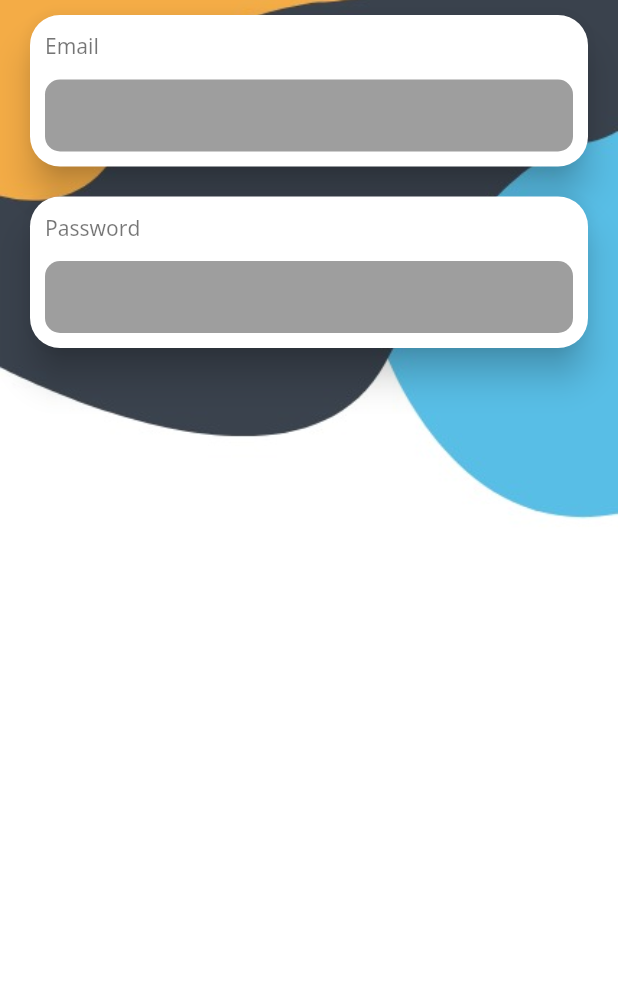
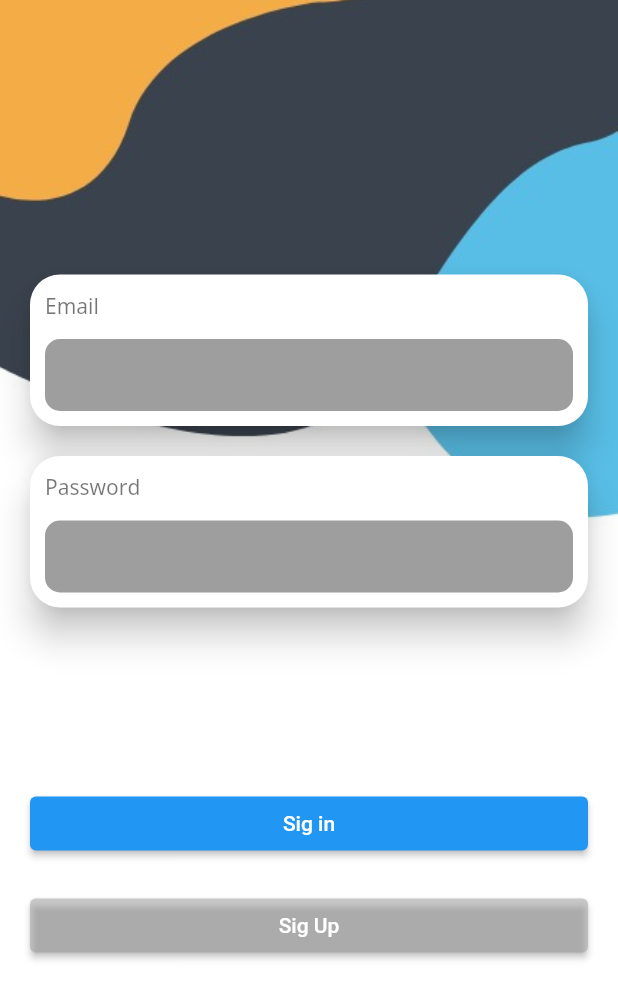
Before and after one commit to PNewBig/weeky-vote, a Flutter app: the screen it shows after launch, on a phone screen of 412 x 824 dp. Shown: the top 999 px of the screen. Run offline on Flutter 3.47's test engine with Material 2 defaults, Android fonts, the phone set to English and light mode, and no system bars.

Commit message:
main screen finish

```diff
--- a/lib/Presentation/Screen/LogInScreen.dart
+++ b/lib/Presentation/Screen/LogInScreen.dart
@@ -1,4 +1,5 @@
 import 'package:flutter/material.dart';
+import 'package:weeky_vote/Presentation/Screen/HomeScreen.dart';
 import 'package:weeky_vote/Presentation/Screen/RegisterScreen.dart';
 
 import '../widget/BuildForm.dart';
@@ -15,14 +16,28 @@ class LogInScreen extends StatelessWidget {
                 image: AssetImage("asset/Image/background.jpeg"),
                 fit: BoxFit.cover)),
         child: Form(
-          child: Positioned(
-            child: Column(
-                crossAxisAlignment: CrossAxisAlignment.start,
-                children: [
-                  BuildForm(text: "Email"),
-                  BuildForm(text: "Password")
-                ]),
-          ),
+          child:
+              Column(mainAxisAlignment: MainAxisAlignment.center, children: [
+            BuildForm(text: "Email"),
+            BuildForm(text: "Password"),
+            SizedBox(
+              height: 100,
+            ),
+            Container(
+                width: double.infinity,
+                margin: const EdgeInsets.symmetric(vertical: 10, horizontal: 20),
+                child: ElevatedButton(child: Text("Sig in"), onPressed: () {
+                  Navigator.of(context).pushNamed(HomeScreen.routeName);
+                })),
+            Container(
+                width: double.infinity,
+                margin: const EdgeInsets.symmetric(vertical: 10, horizontal: 20),
+                child: ElevatedButton(
+                  style: ElevatedButton.styleFrom(backgroundColor: Colors.grey.withOpacity(0.5)),
+                  child: Text("Sig Up"), onPressed: () {
+                   Navigator.of(context).pushNamed(RegisterScreen.routeName);
+                })),
+          ]),
         ),
       ),
     );
--- a/lib/main.dart
+++ b/lib/main.dart
@@ -1,8 +1,9 @@
 import 'package:flutter/material.dart';
+import 'package:provider/provider.dart';
+import 'package:weeky_vote/Controller/AuthController.dart';
 import 'package:weeky_vote/Presentation/Screen/LogInScreen.dart';
 import 'package:weeky_vote/Presentation/Screen/RegisterScreen.dart';
 import './Presentation/Screen/HomeScreen.dart';
-
 void main() {
   runApp(const MyApp());
 }
@@ -12,16 +13,19 @@ class MyApp extends StatelessWidget {
 
   @override
   Widget build(BuildContext context) {
-    return MaterialApp(
-      theme: ThemeData(
-          textTheme: TextTheme(
-              bodySmall:
-                  TextStyle(fontSize: 14, fontFamily: "defogo notosans"))),
-      initialRoute: '/',
-      routes: {
-        '/': (context) => LogInScreen(),
-        RegisterScreen.routeName: (context) => LogInScreen()
-      },
+    return MultiProvider(
+      providers: [
+      ChangeNotifierProvider(create: (context)=> AuthController())
+      ],
+      child: MaterialApp(
+        theme: ThemeData(textTheme: TextTheme(bodySmall: TextStyle(fontSize: 14,fontFamily: "defogo notosans" ))),
+        initialRoute: '/',
+        routes: {
+          '/':(context) => LogInScreen(),
+          RegisterScreen.routeName :(context) => RegisterScreen(),
+          HomeScreen.routeName : (context)=> HomeScreen()
+        },
+      ),
     );
   }
 }
--- a/pubspec.yaml
+++ b/pubspec.yaml
@@ -64,7 +64,7 @@ flutter:
 
   # To add assets to your application, add an assets section, like this:
   assets:
-    - asset/Image/background.jpeg
+    - asset/Image/
 
   # An image asset can refer to one or more resolution-specific "variants", see
   # https://flutter.dev/assets-and-images/#resolution-aware
```
Also changed, not shown: lib/Presentation/Screen/EnterRoomScreen.dart (+14 -0 lines), lib/Presentation/Screen/HomeScreen.dart (+9 -1 lines), lib/Presentation/Screen/RegisterScreen.dart (+34 -26 lines), lib/Presentation/widget/BuildUserBox.dart (added, +42 -0 lines), asset/Image/comment.png (added).
